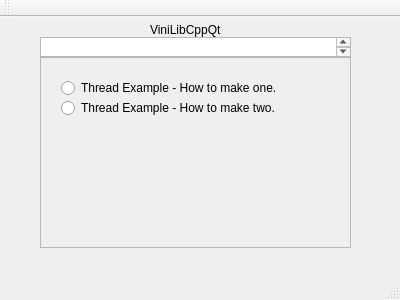
First picture: the form in ViniLibCppQt/mainwindow.ui, repository vianalista/ViniLibCppQt, before the edit.
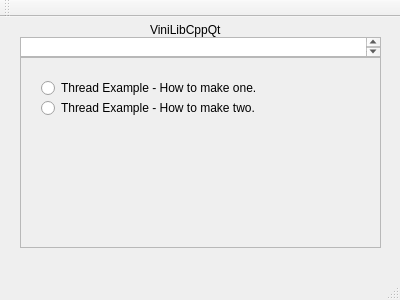
Second picture: the form after the edit.

The edit to the form file:
```diff
--- a/ViniLibCppQt/mainwindow.ui
+++ b/ViniLibCppQt/mainwindow.ui
@@ -30,9 +30,9 @@
    <widget class="QScrollArea" name="scrollArea">
     <property name="geometry">
      <rect>
-      <x>40</x>
+      <x>20</x>
       <y>40</y>
-      <width>311</width>
+      <width>361</width>
       <height>191</height>
      </rect>
     </property>
@@ -44,7 +44,7 @@
       <rect>
        <x>0</x>
        <y>0</y>
-       <width>309</width>
+       <width>359</width>
        <height>189</height>
       </rect>
      </property>
@@ -79,9 +79,9 @@
    <widget class="QTextEdit" name="textEdit">
     <property name="geometry">
      <rect>
-      <x>40</x>
+      <x>20</x>
       <y>20</y>
-      <width>311</width>
+      <width>361</width>
       <height>20</height>
      </rect>
     </property>
```
